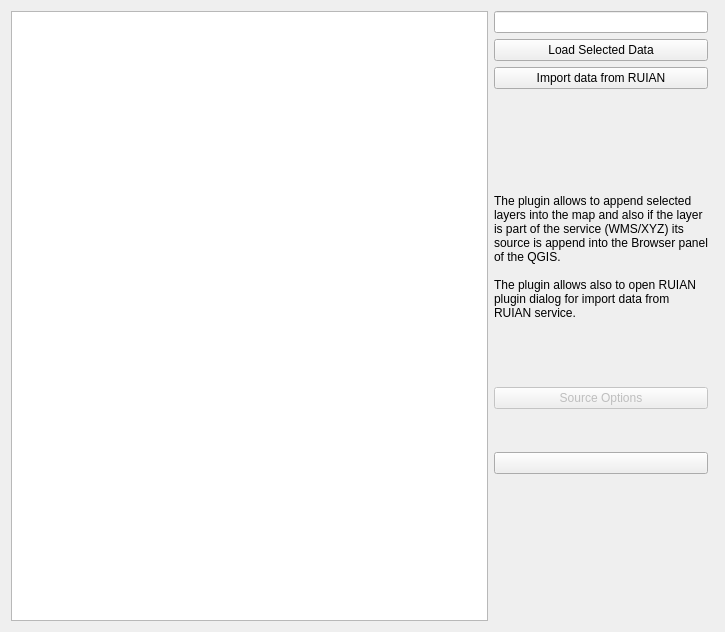
Above: Geo_Data_dialog_base.ui from OpenGeoLabs/czech_slovak_freegeodata before the change. Below: the same form after it.
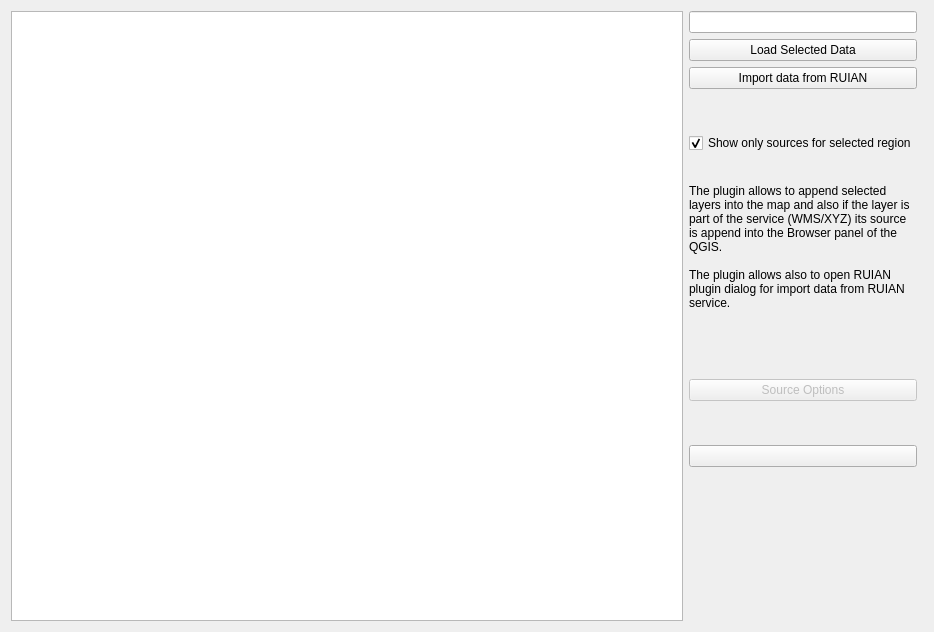
That is the form after the change. Custom widgets are drawn as their Qt base class.

```diff
--- a/Geo_Data_dialog_base.ui
+++ b/Geo_Data_dialog_base.ui
@@ -6,7 +6,7 @@
    <rect>
     <x>0</x>
     <y>0</y>
-    <width>725</width>
+    <width>934</width>
     <height>632</height>
    </rect>
   </property>
@@ -127,6 +127,16 @@
      </property>
     </widget>
    </item>
+   <item row="4" column="1">
+    <widget class="QCheckBox" name="checkBoxOnlyRegionSources">
+     <property name="text">
+      <string>Show only sources for selected region</string>
+     </property>
+     <property name="checked">
+      <bool>true</bool>
+     </property>
+    </widget>
+   </item>
   </layout>
  </widget>
  <customwidgets>
```
